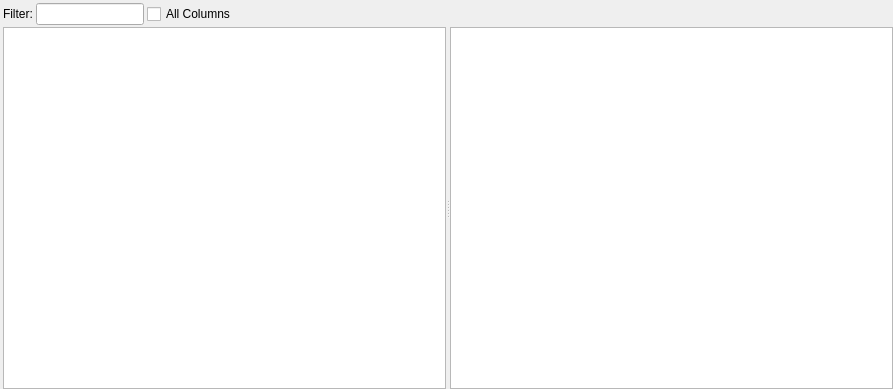
The window that src/reference/symbolreferencewidget.ui (GAMS-dev/studio) describes before a commit, drawn with Qt 5.
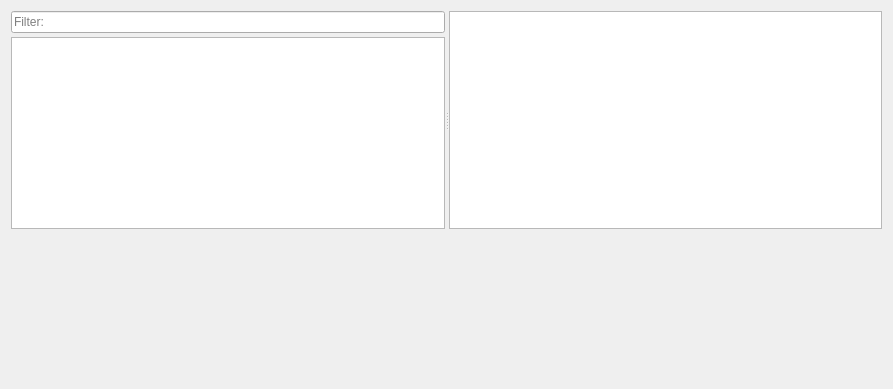
The same window after the commit. Custom widgets are drawn as their Qt base class.

Commit message: Added ToolTips to FilterLineEdit and extended SymbolReferenceWidget with FilterLineEdit

```diff
--- a/src/reference/symbolreferencewidget.ui
+++ b/src/reference/symbolreferencewidget.ui
@@ -19,12 +19,19 @@
   <property name="windowTitle">
    <string>Form</string>
   </property>
+  <layout class="QVBoxLayout" name="verticalLayout_2">
+   <item>
+    <widget class="QSplitter" name="symbolReferenceSplitter">
+     <property name="orientation">
+      <enum>Qt::Horizontal</enum>
+     </property>
+     <widget class="QWidget" name="widget" native="true">
   <layout class="QVBoxLayout" name="verticalLayout">
    <property name="spacing">
-    <number>0</number>
+        <number>4</number>
    </property>
    <property name="leftMargin">
-    <number>3</number>
+        <number>0</number>
    </property>
    <property name="topMargin">
     <number>0</number>
@@ -36,95 +43,25 @@
     <number>0</number>
    </property>
    <item>
-    <widget class="QWidget" name="symbolSearchwidget" native="true">
-     <property name="sizePolicy">
-      <sizepolicy hsizetype="Expanding" vsizetype="Preferred">
-       <horstretch>0</horstretch>
-       <verstretch>0</verstretch>
-      </sizepolicy>
-     </property>
-     <layout class="QHBoxLayout" name="horizontalLayout">
-      <property name="spacing">
-       <number>3</number>
-      </property>
-      <property name="leftMargin">
-       <number>0</number>
-      </property>
-      <property name="topMargin">
-       <number>3</number>
-      </property>
-      <property name="rightMargin">
-       <number>0</number>
-      </property>
-      <property name="bottomMargin">
-       <number>2</number>
-      </property>
-      <item>
-       <widget class="QLabel" name="symbolSearchLabel">
-        <property name="text">
-         <string>Filter:</string>
-        </property>
-       </widget>
-      </item>
-      <item>
-       <widget class="QLineEdit" name="symbolSearchLineEdit">
+        <widget class="gams::studio::FilterLineEdit" name="symbolSearchLineEdit">
         <property name="sizePolicy">
          <sizepolicy hsizetype="Preferred" vsizetype="Fixed">
           <horstretch>0</horstretch>
           <verstretch>0</verstretch>
          </sizepolicy>
         </property>
-        <property name="maximumSize">
-         <size>
-          <width>250</width>
-          <height>16777215</height>
-         </size>
-        </property>
         <property name="toolTip">
          <string>&lt;html&gt;&lt;head/&gt;&lt;body&gt;&lt;p&gt;Search the symbol table using a &lt;span style=&quot; font-weight:600;&quot;&gt;wildcard &lt;/span&gt;syntax. The &lt;span style=&quot; font-weight:600;&quot;&gt;All Columns&lt;/span&gt; checkbox can be used to toggle between searching in the &lt;span style=&quot; font-weight:600;&quot;&gt;Name&lt;/span&gt; column only or in all columns.&lt;/p&gt;&lt;/body&gt;&lt;/html&gt;</string>
         </property>
+         <property name="placeholderText">
+          <string>Filter:</string>
+         </property>
         <property name="clearButtonEnabled">
          <bool>true</bool>
         </property>
        </widget>
       </item>
       <item>
-       <widget class="QCheckBox" name="allColumnToggleSearch">
-        <property name="toolTip">
-         <string>&lt;html&gt;&lt;head/&gt;&lt;body&gt;&lt;p&gt;Toggle between searching in the &lt;span style=&quot; font-weight:600;&quot;&gt;Name &lt;/span&gt;column only or in all columns.&lt;/p&gt;&lt;/body&gt;&lt;/html&gt;</string>
-        </property>
-        <property name="text">
-         <string>All Columns</string>
-        </property>
-       </widget>
-      </item>
-      <item>
-       <spacer name="symbolSearchHSpacer">
-        <property name="orientation">
-         <enum>Qt::Horizontal</enum>
-        </property>
-        <property name="sizeHint" stdset="0">
-         <size>
-          <width>41</width>
-          <height>20</height>
-         </size>
-        </property>
-       </spacer>
-      </item>
-     </layout>
-    </widget>
-   </item>
-   <item>
-    <widget class="QSplitter" name="symbolReferenceSplitter">
-     <property name="sizePolicy">
-      <sizepolicy hsizetype="Expanding" vsizetype="MinimumExpanding">
-       <horstretch>0</horstretch>
-       <verstretch>0</verstretch>
-      </sizepolicy>
-     </property>
-     <property name="orientation">
-      <enum>Qt::Horizontal</enum>
-     </property>
      <widget class="QTableView" name="symbolView">
       <property name="tabKeyNavigation">
        <bool>false</bool>
@@ -136,11 +73,48 @@
        <bool>false</bool>
       </attribute>
      </widget>
+       </item>
+      </layout>
+     </widget>
      <widget class="QTreeView" name="referenceView"/>
     </widget>
    </item>
-  </layout>
- </widget>
+   <item>
+    <widget class="QWidget" name="symbolSearchwidget" native="true">
+     <property name="sizePolicy">
+      <sizepolicy hsizetype="Expanding" vsizetype="Preferred">
+       <horstretch>0</horstretch>
+       <verstretch>0</verstretch>
+      </sizepolicy>
+     </property>
+     <layout class="QHBoxLayout" name="horizontalLayout">
+      <property name="spacing">
+       <number>3</number>
+      </property>
+      <property name="leftMargin">
+       <number>0</number>
+      </property>
+      <property name="topMargin">
+       <number>3</number>
+      </property>
+      <property name="rightMargin">
+       <number>0</number>
+      </property>
+      <property name="bottomMargin">
+       <number>2</number>
+      </property>
+     </layout>
+    </widget>
+   </item>
+  </layout>
+ </widget>
+ <customwidgets>
+  <customwidget>
+   <class>gams::studio::FilterLineEdit</class>
+   <extends>QLineEdit</extends>
+   <header>filterlineedit.h</header>
+  </customwidget>
+ </customwidgets>
  <resources/>
  <connections/>
 </ui>
```
Lines whose indentation alone changed are shown as unchanged. The commit also changes 4 other files.
